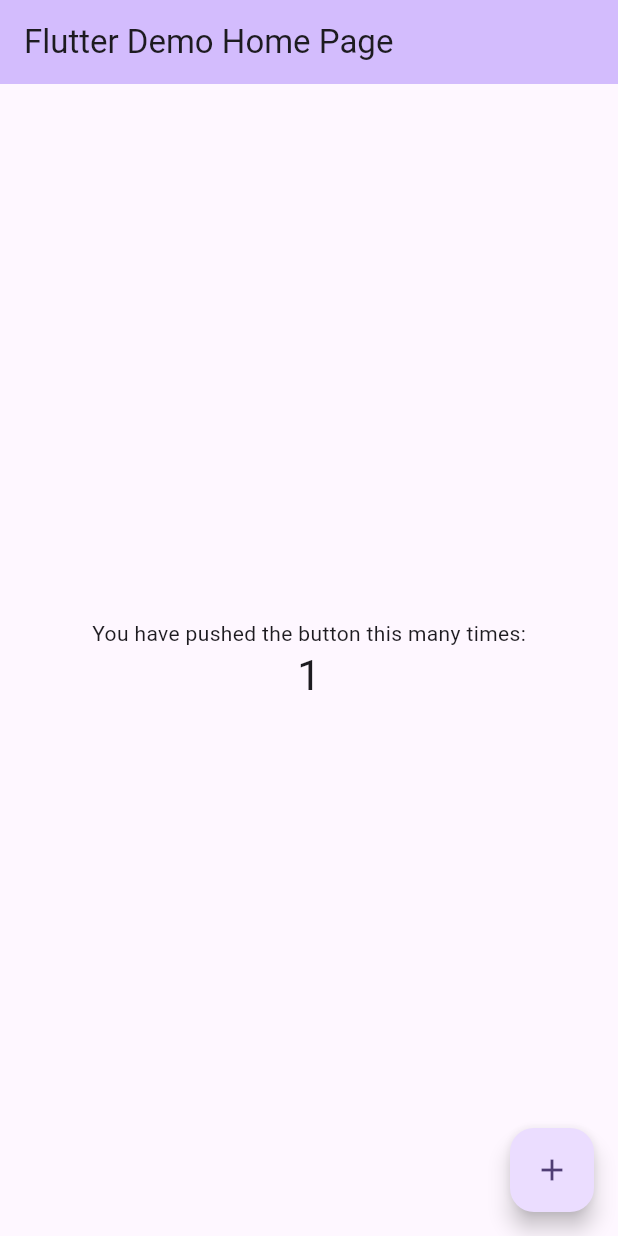
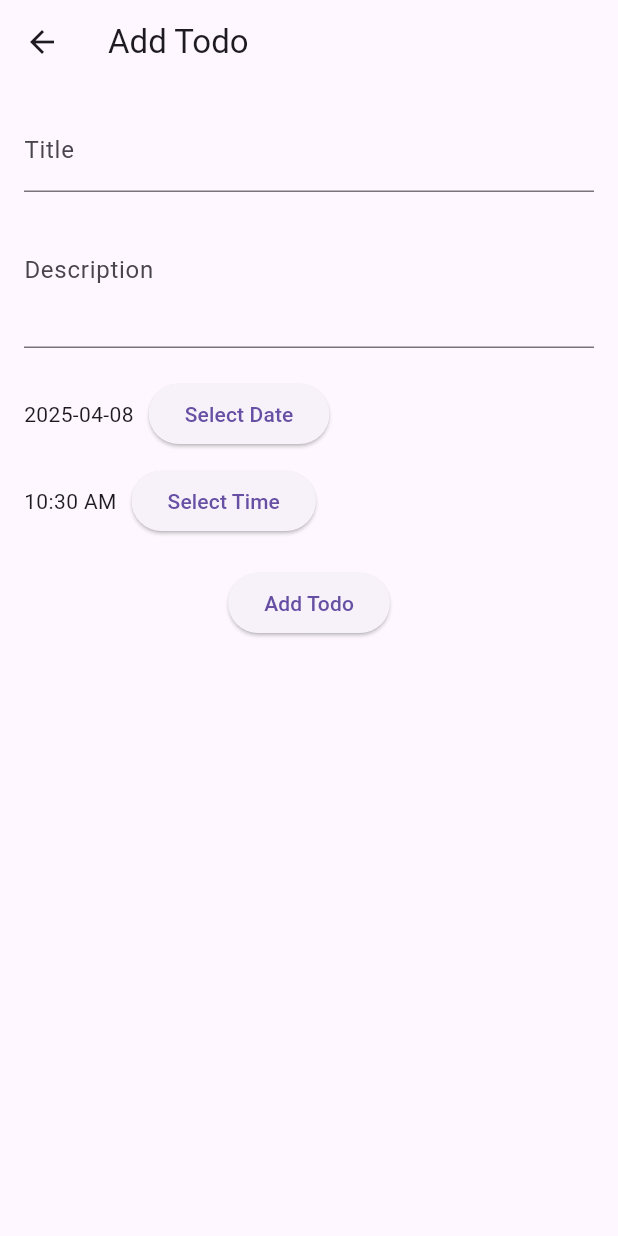
Before and after one commit to PRANAVENNAZHIYIL/todo_provider_MVVM, a Flutter app: the screen it shows after launch, after a tap on the "add" icon, on a phone screen of 412 x 824 dp. Run offline on Flutter 3.47's test engine with Material 3 defaults, Android fonts, the phone set to English and light mode, and no system bars.

Commit message:
todo completed

```diff
--- /dev/null
+++ b/lib/data/models/todo_model.dart
@@ -0,0 +1,31 @@
+class Todo {
+  final String id;
+  final String title;
+  final String description;
+  final DateTime date;
+  bool isCompleted;
+
+  Todo({
+    required this.id,
+    required this.title,
+    required this.description,
+    required this.date,
+    this.isCompleted = false,
+  });
+
+  Todo copyWith({
+    String? id,
+    String? title,
+    String? description,
+    DateTime? date,
+    bool? isCompleted,
+  }) {
+    return Todo(
+      id: id ?? this.id,
+      title: title ?? this.title,
+      description: description ?? this.description,
+      date: date ?? this.date,
+      isCompleted: isCompleted ?? this.isCompleted,
+    );
+  }
+}
--- a/lib/main.dart
+++ b/lib/main.dart
@@ -1,4 +1,7 @@
 import 'package:flutter/material.dart';
+import 'package:provider/provider.dart';
+import 'package:todo_task/presentation/providers/todo_provider.dart';
+import 'package:todo_task/presentation/views/todo_home_screen.dart';
 
 void main() {
   runApp(const MyApp());
@@ -7,119 +10,19 @@ void main() {
 class MyApp extends StatelessWidget {
   const MyApp({super.key});
 
-  // This widget is the root of your application.
   @override
   Widget build(BuildContext context) {
-    return MaterialApp(
-      title: 'Flutter Demo',
-      theme: ThemeData(
-        // This is the theme of your application.
-        //
-        // TRY THIS: Try running your application with "flutter run". You'll see
-        // the application has a purple toolbar. Then, without quitting the app,
-        // try changing the seedColor in the colorScheme below to Colors.green
-        // and then invoke "hot reload" (save your changes or press the "hot
-        // reload" button in a Flutter-supported IDE, or press "r" if you used
-        // the command line to start the app).
-        //
-        // Notice that the counter didn't reset back to zero; the application
-        // state is not lost during the reload. To reset the state, use hot
-        // restart instead.
-        //
-        // This works for code too, not just values: Most code changes can be
-        // tested with just a hot reload.
-        colorScheme: ColorScheme.fromSeed(seedColor: Colors.deepPurple),
-        useMaterial3: true,
+    return ChangeNotifierProvider(
+      create: (context) => TodosProvider(),
+      child: MaterialApp(
+        title: 'Todo App',
+        theme: ThemeData(
+          primarySwatch: Colors.blue,
+          visualDensity: VisualDensity.adaptivePlatformDensity,
+        ),
+        home: const HomeScreen(),
+        debugShowCheckedModeBanner: false,
       ),
-      home: const MyHomePage(title: 'Flutter Demo Home Page'),
     );
   }
 }
-
-class MyHomePage extends StatefulWidget {
-  const MyHomePage({super.key, required this.title});
-
-  // This widget is the home page of your application. It is stateful, meaning
-  // that it has a State object (defined below) that contains fields that affect
-  // how it looks.
-
-  // This class is the configuration for the state. It holds the values (in this
-  // case the title) provided by the parent (in this case the App widget) and
-  // used by the build method of the State. Fields in a Widget subclass are
-  // always marked "final".
-
-  final String title;
-
-  @override
-  State<MyHomePage> createState() => _MyHomePageState();
-}
-
-class _MyHomePageState extends State<MyHomePage> {
-  int _counter = 0;
-
-  void _incrementCounter() {
-    setState(() {
-      // This call to setState tells the Flutter framework that something has
-      // changed in this State, which causes it to rerun the build method below
-      // so that the display can reflect the updated values. If we changed
-      // _counter without calling setState(), then the build method would not be
-      // called again, and so nothing would appear to happen.
-      _counter++;
-    });
-  }
-
-  @override
-  Widget build(BuildContext context) {
-    // This method is rerun every time setState is called, for instance as done
-    // by the _incrementCounter method above.
-    //
-    // The Flutter framework has been optimized to make rerunning build methods
-    // fast, so that you can just rebuild anything that needs updating rather
-    // than having to individually change instances of widgets.
-    return Scaffold(
-      appBar: AppBar(
-        // TRY THIS: Try changing the color here to a specific color (to
-        // Colors.amber, perhaps?) and trigger a hot reload to see the AppBar
-        // change color while the other colors stay the same.
-        backgroundColor: Theme.of(context).colorScheme.inversePrimary,
-        // Here we take the value from the MyHomePage object that was created by
-        // the App.build method, and use it to set our appbar title.
-        title: Text(widget.title),
-      ),
-      body: Center(
-        // Center is a layout widget. It takes a single child and positions it
-        // in the middle of the parent.
-        child: Column(
-          // Column is also a layout widget. It takes a list of children and
-          // arranges them vertically. By default, it sizes itself to fit its
-          // children horizontally, and tries to be as tall as its parent.
-          //
-          // Column has various properties to control how it sizes itself and
-          // how it positions its children. Here we use mainAxisAlignment to
-          // center the children vertically; the main axis here is the vertical
-          // axis because Columns are vertical (the cross axis would be
-          // horizontal).
-          //
-          // TRY THIS: Invoke "debug painting" (choose the "Toggle Debug Paint"
-          // action in the IDE, or press "p" in the console), to see the
-          // wireframe for each widget.
-          mainAxisAlignment: MainAxisAlignment.center,
-          children: <Widget>[
-            const Text(
-              'You have pushed the button this many times:',
-            ),
-            Text(
-              '$_counter',
-              style: Theme.of(context).textTheme.headlineMedium,
-            ),
-          ],
-        ),
-      ),
-      floatingActionButton: FloatingActionButton(
-        onPressed: _incrementCounter,
-        tooltip: 'Increment',
-        child: const Icon(Icons.add),
-      ), // This trailing comma makes auto-formatting nicer for build methods.
-    );
-  }
-}
--- /dev/null
+++ b/lib/presentation/providers/todo_provider.dart
@@ -0,0 +1,38 @@
+import 'package:flutter/foundation.dart';
+import 'package:todo_task/data/models/todo_model.dart';
+
+class TodosProvider with ChangeNotifier {
+  final List<Todo> _todos = [];
+
+  List<Todo> get todos => _todos.where((todo) => !todo.isCompleted).toList();
+  List<Todo> get completedTodos =>
+      _todos.where((todo) => todo.isCompleted).toList();
+
+  void addTodo(Todo todo) {
+    _todos.add(todo);
+    notifyListeners();
+  }
+
+  void removeTodo(String id) {
+    _todos.removeWhere((todo) => todo.id == id);
+    notifyListeners();
+  }
+
+  void toggleTodoStatus(String id) {
+    final index = _todos.indexWhere((todo) => todo.id == id);
+    if (index >= 0) {
+      _todos[index] = _todos[index].copyWith(
+        isCompleted: !_todos[index].isCompleted,
+      );
+      notifyListeners();
+    }
+  }
+
+  void updateTodo(Todo updatedTodo) {
+    final index = _todos.indexWhere((todo) => todo.id == updatedTodo.id);
+    if (index >= 0) {
+      _todos[index] = updatedTodo;
+      notifyListeners();
+    }
+  }
+}
--- /dev/null
+++ b/lib/presentation/views/todo_add_edit_screen.dart
@@ -0,0 +1,168 @@
+import 'package:flutter/material.dart';
+import 'package:intl/intl.dart';
+import 'package:provider/provider.dart';
+import 'package:todo_task/data/models/todo_model.dart';
+import 'package:todo_task/presentation/providers/todo_provider.dart';
+
+class AddEditScreen extends StatefulWidget {
+  final Todo? todoToEdit;
+
+  const AddEditScreen({super.key, this.todoToEdit});
+
+  @override
+  State<AddEditScreen> createState() => _AddEditScreenState();
+}
+
+class _AddEditScreenState extends State<AddEditScreen> {
+  final _formKey = GlobalKey<FormState>();
+  late String _title;
+  late String _description;
+  late DateTime _date;
+
+  @override
+  void initState() {
+    super.initState();
+    if (widget.todoToEdit != null) {
+      _title = widget.todoToEdit!.title;
+      _description = widget.todoToEdit!.description;
+      _date = widget.todoToEdit!.date;
+    } else {
+      _title = '';
+      _description = '';
+      _date = DateTime.now();
+    }
+  }
+
+  Future<void> _selectDate(BuildContext context) async {
+    final DateTime? picked = await showDatePicker(
+      context: context,
+      initialDate: _date,
+      firstDate: DateTime.now(),
+      lastDate: DateTime(2100),
+    );
+    if (picked != null && picked != _date) {
+      setState(() {
+        _date = DateTime(
+          picked.year,
+          picked.month,
+          picked.day,
+          _date.hour,
+          _date.minute,
+        );
+      });
+    }
+  }
+
+  Future<void> _selectTime(BuildContext context) async {
+    final TimeOfDay? picked = await showTimePicker(
+      context: context,
+      initialTime: TimeOfDay.fromDateTime(_date),
+    );
+    if (picked != null) {
+      setState(() {
+        _date = DateTime(
+          _date.year,
+          _date.month,
+          _date.day,
+          picked.hour,
+          picked.minute,
+        );
+      });
+    }
+  }
+
+  void _saveTodo() {
+    if (_formKey.currentState!.validate()) {
+      _formKey.currentState!.save();
+
+      final todosProvider = Provider.of<TodosProvider>(context, listen: false);
+
+      if (widget.todoToEdit == null) {
+        // Add new todo
+        todosProvider.addTodo(
+          Todo(
+            id: DateTime.now().toString(),
+            title: _title,
+            description: _description,
+            date: _date,
+          ),
+        );
+      } else {
+        // Update existing todo
+        todosProvider.updateTodo(
+          widget.todoToEdit!.copyWith(
+            title: _title,
+            description: _description,
+            date: _date,
+          ),
+        );
+      }
+
+      Navigator.of(context).pop();
+    }
+  }
+
+  @override
+  Widget build(BuildContext context) {
+    return Scaffold(
+      appBar: AppBar(
+        title: Text(widget.todoToEdit == null ? 'Add Todo' : 'Edit Todo'),
+      ),
+      body: Padding(
+        padding: const EdgeInsets.all(16.0),
+        child: Form(
+          key: _formKey,
+          child: Column(
+            children: [
+              TextFormField(
+                initialValue: _title,
+                decoration: const InputDecoration(labelText: 'Title'),
+                validator: (value) {
+                  if (value == null || value.isEmpty) {
+                    return 'Please enter a title';
+                  }
+                  return null;
+                },
+                onSaved: (value) => _title = value!,
+              ),
+              TextFormField(
+                initialValue: _description,
+                decoration: const InputDecoration(labelText: 'Description'),
+                maxLines: 3,
+                onSaved: (value) => _description = value ?? '',
+              ),
+              const SizedBox(height: 20),
+              Row(
+                children: [
+                  Text(DateFormat('yyyy-MM-dd').format(_date)),
+                  const SizedBox(width: 10),
+                  ElevatedButton(
+                    onPressed: () => _selectDate(context),
+                    child: const Text('Select Date'),
+                  ),
+                ],
+              ),
+              const SizedBox(height: 10),
+              Row(
+                children: [
+                  Text(DateFormat('hh:mm a').format(_date)),
+                  const SizedBox(width: 10),
+                  ElevatedButton(
+                    onPressed: () => _selectTime(context),
+                    child: const Text('Select Time'),
+                  ),
+                ],
+              ),
+              const SizedBox(height: 20),
+              ElevatedButton(
+                onPressed: _saveTodo,
+                child: Text(
+                    widget.todoToEdit == null ? 'Add Todo' : 'Update Todo'),
+              ),
+            ],
+          ),
+        ),
+      ),
+    );
+  }
+}
--- /dev/null
+++ b/lib/presentation/views/todo_home_screen.dart
@@ -0,0 +1,90 @@
+import 'package:flutter/material.dart';
+import 'package:provider/provider.dart';
+import 'package:todo_task/presentation/providers/todo_provider.dart';
+import 'package:todo_task/presentation/views/todo_add_edit_screen.dart';
+
+import '../widgets/todo_item.dart';
+
+class HomeScreen extends StatefulWidget {
+  const HomeScreen({super.key});
+
+  @override
+  State<HomeScreen> createState() => _HomeScreenState();
+}
+
+class _HomeScreenState extends State<HomeScreen> {
+  int _selectedIndex = 0;
+
+  void _onItemTapped(int index) {
+    setState(() {
+      _selectedIndex = index;
+    });
+  }
+
+  @override
+  Widget build(BuildContext context) {
+    return Scaffold(
+      appBar: AppBar(
+        title: const Text('Todo App'),
+      ),
+      body: _selectedIndex == 0 ? const TodoList() : const CompletedTodoList(),
+      floatingActionButton: FloatingActionButton(
+        onPressed: () {
+          Navigator.push(
+            context,
+            MaterialPageRoute(
+              builder: (context) => const AddEditScreen(),
+            ),
+          );
+        },
+        child: const Icon(Icons.add),
+      ),
+      bottomNavigationBar: BottomNavigationBar(
+        items: const [
+          BottomNavigationBarItem(
+            icon: Icon(Icons.list),
+            label: 'Todos',
+          ),
+          BottomNavigationBarItem(
+            icon: Icon(Icons.done_all),
+            label: 'Completed',
+          ),
+        ],
+        currentIndex: _selectedIndex,
+        onTap: _onItemTapped,
+      ),
+    );
+  }
+}
+
+class TodoList extends StatelessWidget {
+  const TodoList({super.key});
+
+  @override
+  Widget build(BuildContext context) {
+    final todos = Provider.of<TodosProvider>(context).todos;
+    return ListView.builder(
+      itemCount: todos.length,
+      itemBuilder: (context, index) {
+        final todo = todos[index];
+        return TodoItem(todo: todo);
+      },
+    );
+  }
+}
+
+class CompletedTodoList extends StatelessWidget {
+  const CompletedTodoList({super.key});
+
+  @override
+  Widget build(BuildContext context) {
+    final completedTodos = Provider.of<TodosProvider>(context).completedTodos;
+    return ListView.builder(
+      itemCount: completedTodos.length,
+      itemBuilder: (context, index) {
+        final todo = completedTodos[index];
+        return TodoItem(todo: todo);
+      },
+    );
+  }
+}
--- /dev/null
+++ b/lib/presentation/widgets/todo_item.dart
@@ -0,0 +1,142 @@
+import 'package:flutter/material.dart';
+import 'package:intl/intl.dart';
+import 'package:provider/provider.dart';
+import 'package:todo_task/data/models/todo_model.dart';
+import 'package:todo_task/presentation/providers/todo_provider.dart';
+
+import '../views/todo_add_edit_screen.dart';
+
+class TodoItem extends StatelessWidget {
+  final Todo todo;
+
+  const TodoItem({super.key, required this.todo});
+
+  Future<bool?> _showConfirmationDialog(
+      BuildContext context, String message) async {
+    return await showDialog<bool>(
+      context: context,
+      barrierDismissible: false,
+      builder: (BuildContext context) {
+        return AlertDialog(
+          title: const Text('Confirm Action'),
+          content: Text(message),
+          actions: <Widget>[
+            TextButton(
+              child: const Text('Cancel'),
+              onPressed: () => Navigator.of(context).pop(false),
+            ),
+            TextButton(
+              child: const Text('Confirm'),
+              onPressed: () => Navigator.of(context).pop(true),
+            ),
+          ],
+        );
+      },
+    );
+  }
+
+  Future<void> _handleStatusChange(BuildContext context) async {
+    final confirmed = await _showConfirmationDialog(
+      context,
+      todo.isCompleted
+          ? 'Mark this todo as incomplete?'
+          : 'Mark this todo as complete?',
+    );
+
+    if (confirmed == true) {
+      Provider.of<TodosProvider>(context, listen: false)
+          .toggleTodoStatus(todo.id);
+    }
+  }
+
+  Future<void> _handleDelete(BuildContext context) async {
+    final confirmed = await _showConfirmationDialog(
+      context,
+      'Are you sure you want to delete this todo?',
+    );
+
+    if (confirmed == true) {
+      Provider.of<TodosProvider>(context, listen: false).removeTodo(todo.id);
+      ScaffoldMessenger.of(context).showSnackBar(
+        SnackBar(content: Text('"${todo.title}" deleted')),
+      );
+    }
+  }
+
+  @override
+  Widget build(BuildContext context) {
+    return Dismissible(
+      key: ValueKey(todo.id),
+      background: Container(
+        color: Colors.red,
+        alignment: Alignment.centerRight,
+        padding: const EdgeInsets.only(right: 20),
+        child: const Icon(Icons.delete, color: Colors.white),
+      ),
+      direction: DismissDirection.endToStart,
+      confirmDismiss: (direction) async {
+        return await _showConfirmationDialog(
+          context,
+          'Are you sure you want to delete this todo?',
+        );
+      },
+      onDismissed: (direction) {
+        Provider.of<TodosProvider>(context, listen: false).removeTodo(todo.id);
+      },
+      child: Card(
+        margin: const EdgeInsets.symmetric(horizontal: 8, vertical: 4),
+        child: ListTile(
+          leading: Checkbox(
+            value: todo.isCompleted,
+            onChanged: (value) => _handleStatusChange(context),
+          ),
+          title: Text(
+            todo.title,
+            style: TextStyle(
+              decoration: todo.isCompleted ? TextDecoration.lineThrough : null,
+            ),
+          ),
+          subtitle: Column(
+            crossAxisAlignment: CrossAxisAlignment.start,
+            children: [
+              Text(todo.description),
+              Text(
+                DateFormat('MMM dd, yyyy - hh:mm a').format(todo.date),
+                style: const TextStyle(fontSize: 12),
+              ),
+            ],
+          ),
+          trailing: Row(
+            mainAxisSize: MainAxisSize.min,
+            children: [
+              // IconButton(
+              //   icon: const Icon(Icons.change_circle, color: Colors.blue),
+              //   tooltip: 'Quick complete',
+              //   onPressed: () => _handleStatusChange(context),
+              // ),
+              IconButton(
+                icon: const Icon(Icons.edit),
+                tooltip: 'Edit todo',
+                onPressed: () {
+                  Navigator.push(
+                    context,
+                    MaterialPageRoute(
+                      builder: (context) => AddEditScreen(
+                        todoToEdit: todo,
+                      ),
+                    ),
+                  );
+                },
+              ),
+              IconButton(
+                icon: const Icon(Icons.delete, color: Colors.red),
+                tooltip: 'Delete todo',
+                onPressed: () => _handleDelete(context),
+              ),
+            ],
+          ),
+        ),
+      ),
+    );
+  }
+}
--- a/pubspec.yaml
+++ b/pubspec.yaml
@@ -35,6 +35,7 @@ dependencies:
   # Use with the CupertinoIcons class for iOS style icons.
   cupertino_icons: ^1.0.8
   provider: ^6.1.4
+  intl: ^0.20.2
 
 dev_dependencies:
   flutter_test:
```
Also changed, not shown: pubspec.lock.
